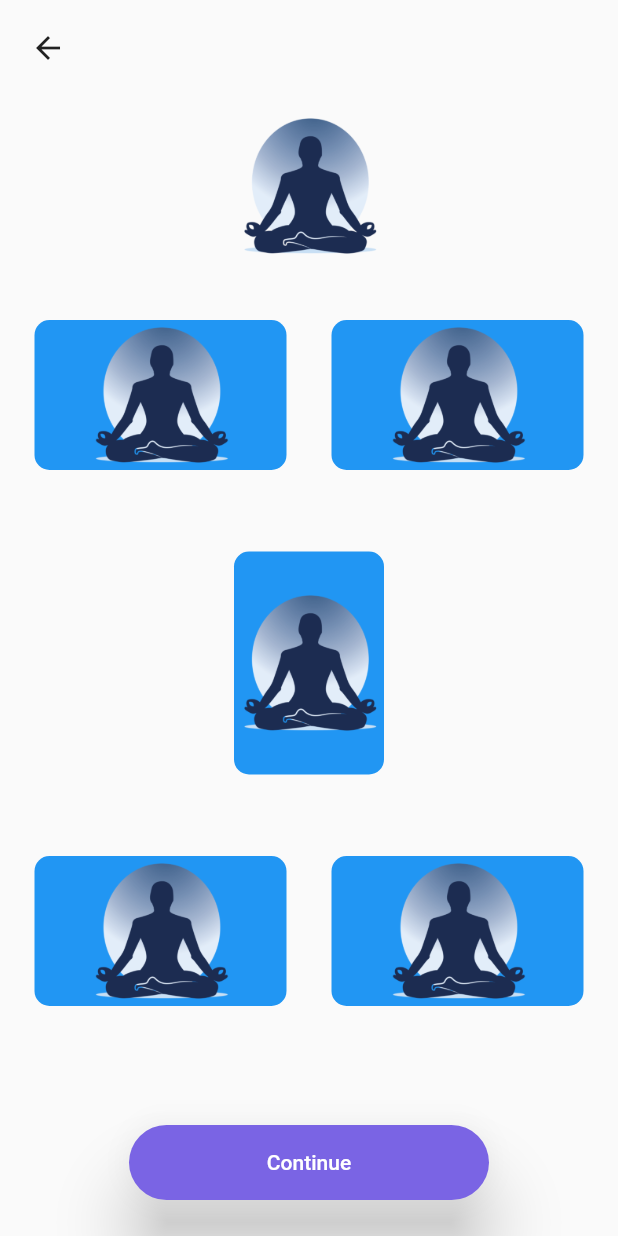
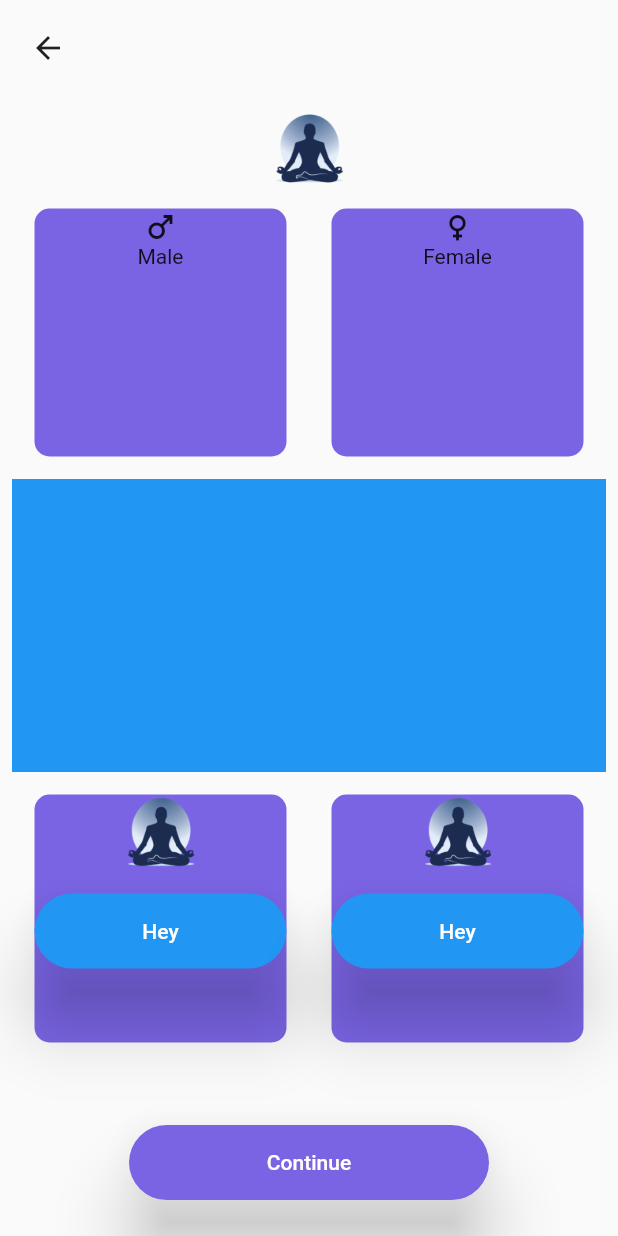
Before and after one commit to rks369/Swastha, a Flutter app: the ParameterDetail screen opened by its route, on a phone screen of 412 x 824 dp. Run offline on Flutter 3.47's test engine with Material 2 defaults, Android fonts, the phone set to English and light mode, and no system bars.

Commit message:
Card widget seted

```diff
--- a/lib/screens/parameters_detail.dart
+++ b/lib/screens/parameters_detail.dart
@@ -28,23 +28,75 @@ class _ParameterDetailState extends State<ParameterDetail> {
               ),
               Image.asset(
                 'assets/images/logo.png',
-                width: 100,
-                height: 100,
+                width: 50,
+                height: 50,
               ),
               Expanded(
                   child: Column(
                     children: <Widget>[
                       Expanded(child: Row(
                         children: <Widget>[
-                          Expanded(child: UserCard()),
-                          Expanded(child: UserCard()),
+                          Expanded(
+                              child: UserCard(colour: kPrimaryColor,
+                                cardChild: Container(
+                                  child: Column(
+                                    children: <Widget>[
+                                      Icon(Icons.male),
+                                      Text("Male")
+                                    ],
+                                  ),
+                                ), onPress: () {  },
+                              )
+                          ),
+                          Expanded(
+                              child: UserCard(colour: kPrimaryColor,
+                                cardChild: Container(
+                                  child: Column(
+                                    children: <Widget>[
+                                      Icon(Icons.female),
+                                      Text("Female")
+                                    ],
+                                  ),
+                                ), onPress: () {  },
+                              )
+                          ),
                         ],
                       )),
-                      Expanded(child: UserCard()),
+                      Expanded(child: Container(color: Colors.blue,)),
                       Expanded(child: Row(
                         children: <Widget>[
-                          Expanded(child: UserCard()),
-                          Expanded(child: UserCard()),
+                          Expanded(
+                              child: UserCard(colour: kPrimaryColor,
+                                cardChild: Container(
+                                  child: Column(
+                                    children: <Widget>[
+                                      Image.asset(
+                                        'assets/images/logo.png',
+                                        width: 50,
+                                        height: 50,
+                                      ),
+                                      RoundedButton(title: "Hey", colour: Colors.blue, onPressed: (){})
+                                    ],
+                                  ),
+                                ), onPress: () {  },
+                              )
+                          ),
+                          Expanded(
+                              child: UserCard(colour: kPrimaryColor,
+                                cardChild: Container(
+                                  child: Column(
+                                    children: <Widget>[
+                                      Image.asset(
+                                        'assets/images/logo.png',
+                                        width: 50,
+                                        height: 50,
+                                      ),
+                                      RoundedButton(title: "Hey", colour: Colors.blue, onPressed: (){})
+                                    ],
+                                  ),
+                                ), onPress: () {  },
+                              )
+                          ),
                         ],
                       )),
 
--- a/lib/widgets/card.dart
+++ b/lib/widgets/card.dart
@@ -3,22 +3,21 @@ import 'package:swastha/utils/styles.dart';
 
 
 class UserCard extends StatelessWidget {
-  const UserCard({Key? key}) : super(key: key);
+
+  const UserCard({required this.colour, required this.cardChild, required this.onPress});
+  final Color colour;
+  final Widget cardChild;
+  final Function()? onPress;
 
   @override
   Widget build(BuildContext context) {
     return GestureDetector(
-      onTap: (){},
+      onTap: onPress,
       child: Container(
-        child: Container(
-          child: Image.asset(
-            'assets/images/logo.png',
-            width: 100,
-            height: 100,),
-        ),
+        child: cardChild,
         margin: EdgeInsets.all(15.0),
         decoration: BoxDecoration(
-          color: Colors.blue,
+          color: colour,
           borderRadius: BorderRadius.circular(10.0),
         ),
       ),
```
